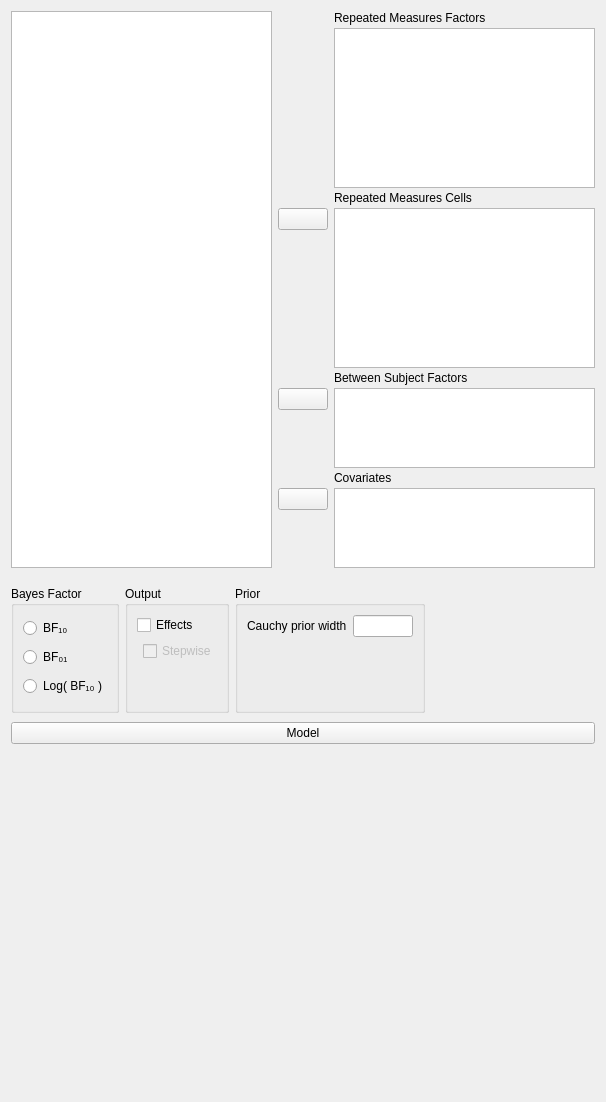
This is JASP-Desktop/analysisforms/anovarepeatedmeasuresbayesianform.ui in jasp-stats/jasp-desktop as Qt 5 draws it before an edit. The edited form follows.
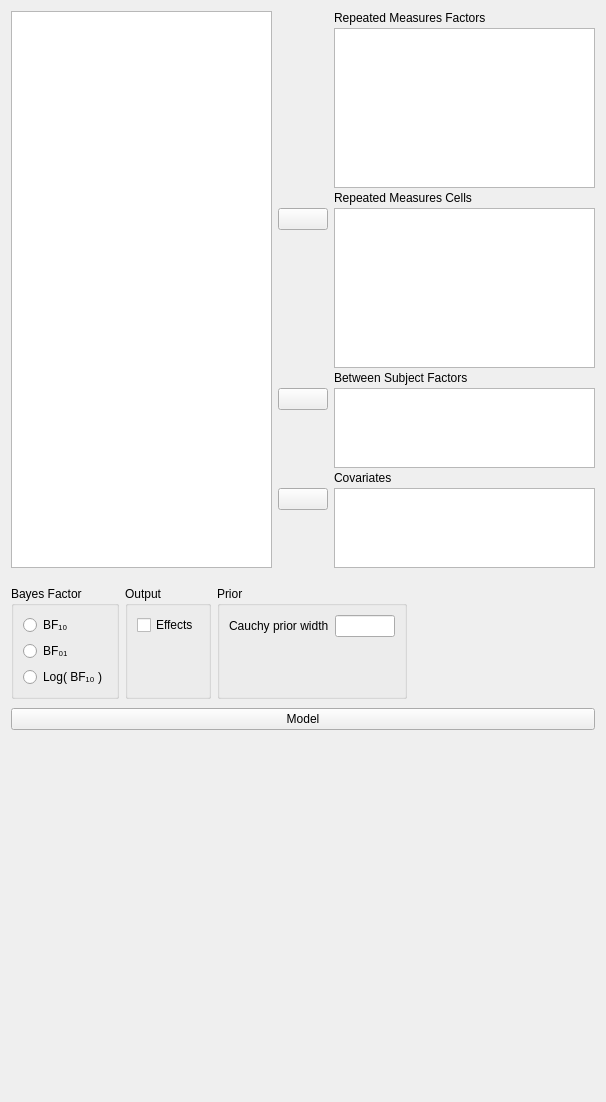
This is the edited form. Custom widgets are drawn as their Qt base class.

Commit message:
B Lin Models: Removed effects option from UI
As requested by marsman

Patch:
```diff
--- a/JASP-Desktop/analysisforms/anovarepeatedmeasuresbayesianform.ui
+++ b/JASP-Desktop/analysisforms/anovarepeatedmeasuresbayesianform.ui
@@ -425,39 +425,6 @@
          <string>Output</string>
         </property>
         <layout class="QGridLayout" name="gridLayout_4">
-         <item row="3" column="1">
-          <spacer name="verticalSpacer">
-           <property name="orientation">
-            <enum>Qt::Vertical</enum>
-           </property>
-           <property name="sizeHint" stdset="0">
-            <size>
-             <width>20</width>
-             <height>40</height>
-            </size>
-           </property>
-          </spacer>
-         </item>
-         <item row="1" column="0" rowspan="2">
-          <widget class="QWidget" name="widget" native="true">
-           <property name="maximumSize">
-            <size>
-             <width>20</width>
-             <height>16777215</height>
-            </size>
-           </property>
-          </widget>
-         </item>
-         <item row="1" column="1" rowspan="2">
-          <widget class="BoundCheckBox" name="effectsStepwise">
-           <property name="enabled">
-            <bool>false</bool>
-           </property>
-           <property name="text">
-            <string>Stepwise</string>
-           </property>
-          </widget>
-         </item>
          <item row="0" column="0" colspan="2">
           <widget class="BoundCheckBox" name="effects">
            <property name="text">
@@ -465,6 +432,19 @@
            </property>
           </widget>
          </item>
+         <item row="1" column="1">
+          <spacer name="verticalSpacer">
+           <property name="orientation">
+            <enum>Qt::Vertical</enum>
+           </property>
+           <property name="sizeHint" stdset="0">
+            <size>
+             <width>20</width>
+             <height>40</height>
+            </size>
+           </property>
+          </spacer>
+         </item>
         </layout>
        </widget>
       </item>
@@ -677,6 +657,11 @@
    <header>widgets/boundgroupbox.h</header>
    <container>1</container>
   </customwidget>
+  <customwidget>
+   <class>BoundCheckBox</class>
+   <extends>QCheckBox</extends>
+   <header>widgets/boundcheckbox.h</header>
+  </customwidget>
   <customwidget>
    <class>ExpanderButton</class>
    <extends>QPushButton</extends>
@@ -688,11 +673,6 @@
    <header>widgets/anovamodelwidget.h</header>
    <container>1</container>
   </customwidget>
-  <customwidget>
-   <class>BoundCheckBox</class>
-   <extends>QCheckBox</extends>
-   <header>widgets/boundcheckbox.h</header>
-  </customwidget>
   <customwidget>
    <class>BoundTableView</class>
    <extends>QTableView</extends>
```
Left out of the diff: 19 changed lines with no effect on the pictures. The commit also changes 3 other files.
